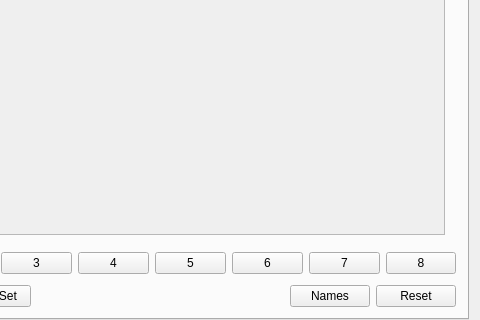
Above: src/mainwindow.ui from AntiMicroX/antimicrox before the change; both pictures show x 170 to 650 and y 260 to 580 of the 650 by 580 pixel window. Below: the same form after it.
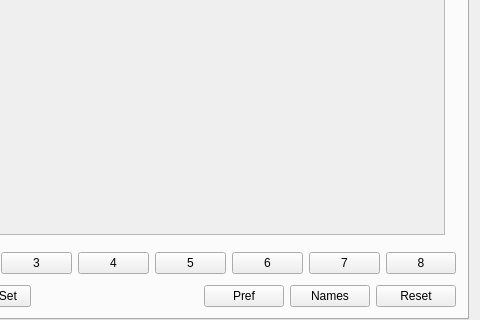
That is the form after the change. Icons and pictures are not drawn. Custom widgets are drawn as their Qt base class.

What changed in the file:
```diff
--- a/src/mainwindow.ui
+++ b/src/mainwindow.ui
@@ -496,6 +496,13 @@
                 </property>
                </spacer>
               </item>
+              <item>
+               <widget class="QPushButton" name="delayPushButton">
+                <property name="text">
+                 <string>Pref</string>
+                </property>
+               </widget>
+              </item>
               <item>
                <widget class="QPushButton" name="namesPushButton">
                 <property name="toolTip">
```
